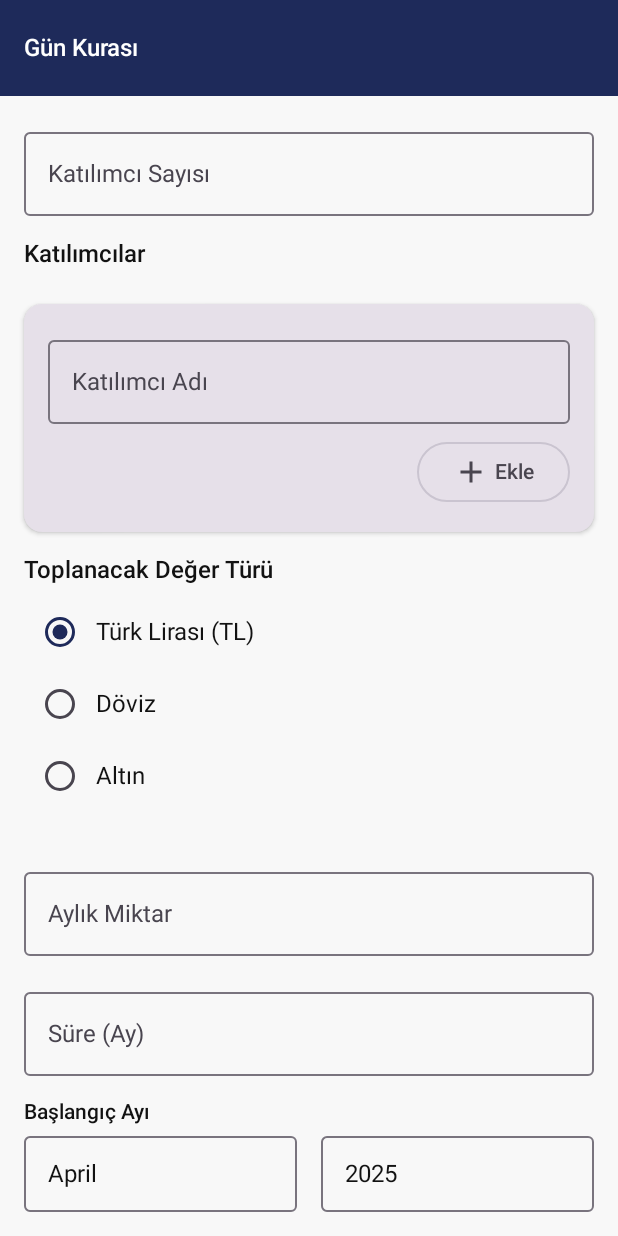
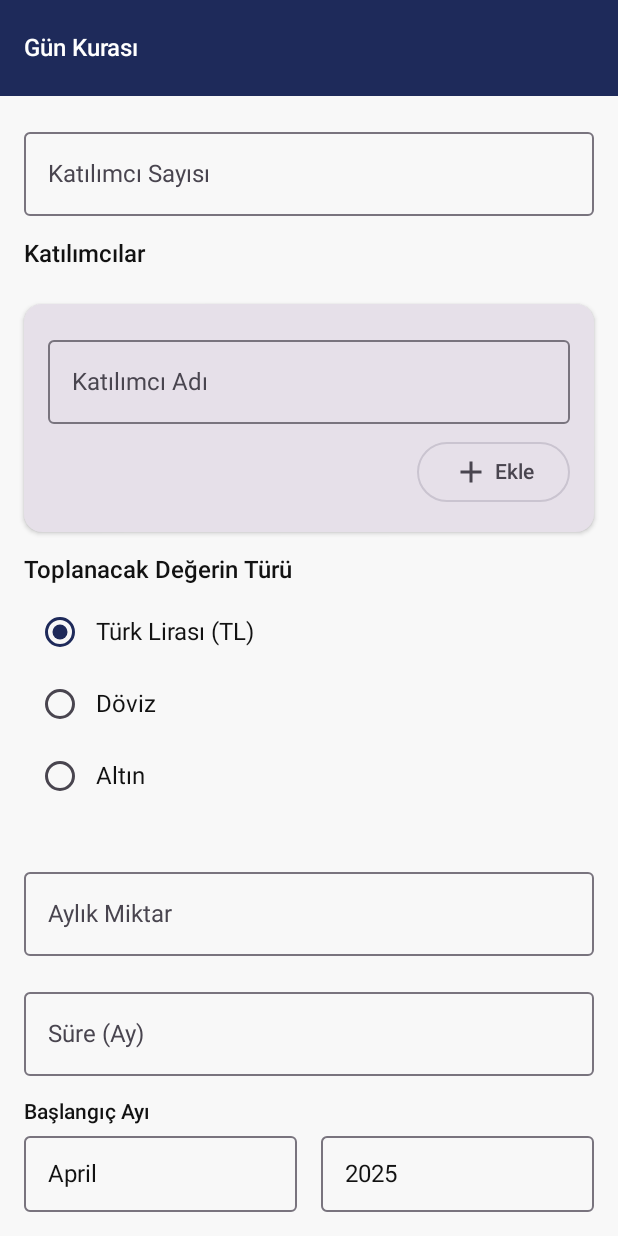
Before and after one commit to mehmettekin59/GunKurasiApp, an Android app built with Jetpack Compose: the GirisScreen screen opened through its navigation route, on a phone screen of 412 x 824 dp. Run offline under Robolectric (Android 15) with nearby library versions, the phone set to English and light mode, and no system bars; our stand-ins replace Dagger/Hilt's generated code.

Commit message:
third branch uygulama calisiyor

```diff
--- a/app/src/main/java/com/mehmettekin/gunkurasiapp/presentation/screens/giris/GirisScreen.kt
+++ b/app/src/main/java/com/mehmettekin/gunkurasiapp/presentation/screens/giris/GirisScreen.kt
@@ -189,7 +189,7 @@ fun GirisContent(
         // Toplanacak şeyin cinsi
         item {
             Text(
-                text = "Toplanacak Değer Türü",
+                text = "Toplanacak Değerin Türü",
                 style = MaterialTheme.typography.titleLarge
             )
             Spacer(modifier = Modifier.height(8.dp))
--- a/gradle/libs.versions.toml
+++ b/gradle/libs.versions.toml
@@ -17,7 +17,7 @@ moshi = "1.15.0"
 datastore = "1.1.4"
 navigationCompose = "2.8.9"
 itext7 = "7.2.5"
-extendedIcons = "1.6.3"
+extendedIcons = "1.7.8"
 
 
 [libraries]
```
